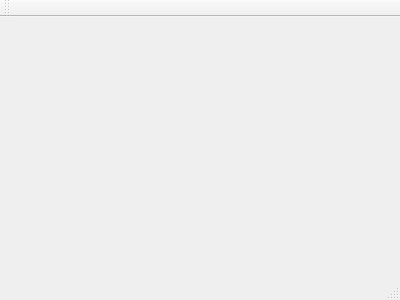
Before: the Qt Designer form mainwindow.ui in smandyscom/motion-side-simulator, drawn with Qt 5.
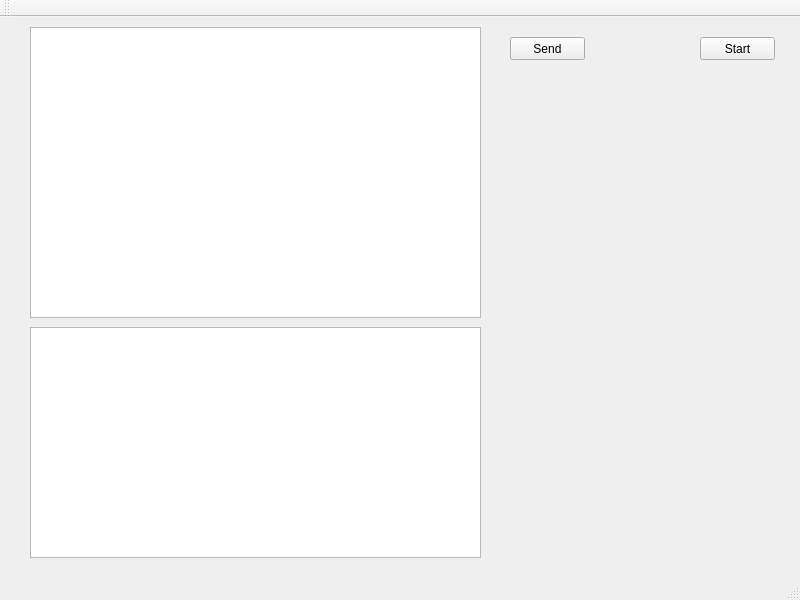
After: the same form once the commit is applied.

```diff
--- a/mainwindow.ui
+++ b/mainwindow.ui
@@ -1,24 +1,86 @@
 <ui version="4.0">
  <class>MainWindow</class>
- <widget class="QMainWindow" name="MainWindow" >
-  <property name="geometry" >
+ <widget class="QMainWindow" name="MainWindow">
+  <property name="geometry">
    <rect>
     <x>0</x>
     <y>0</y>
-    <width>400</width>
-    <height>300</height>
+    <width>800</width>
+    <height>600</height>
    </rect>
   </property>
   <property name="windowTitle" >
    <string>MainWindow</string>
   </property>
-  <widget class="QMenuBar" name="menuBar" />
-  <widget class="QToolBar" name="mainToolBar" />
-  <widget class="QWidget" name="centralWidget" />
-  <widget class="QStatusBar" name="statusBar" />
+  <widget class="QWidget" name="centralWidget">
+   <widget class="QPushButton" name="buttonStart">
+    <property name="geometry">
+     <rect>
+      <x>700</x>
+      <y>20</y>
+      <width>75</width>
+      <height>23</height>
+     </rect>
+    </property>
+    <property name="text">
+     <string>Start</string>
+    </property>
+   </widget>
+   <widget class="QListView" name="listViewModelIn">
+    <property name="geometry">
+     <rect>
+      <x>30</x>
+      <y>10</y>
+      <width>451</width>
+      <height>291</height>
+     </rect>
+    </property>
+   </widget>
+   <widget class="QPushButton" name="buttonSend">
+    <property name="geometry">
+     <rect>
+      <x>510</x>
+      <y>20</y>
+      <width>75</width>
+      <height>23</height>
+     </rect>
+    </property>
+    <property name="text">
+     <string>Send</string>
+    </property>
+   </widget>
+   <widget class="QListView" name="listViewModelOut">
+    <property name="geometry">
+     <rect>
+      <x>30</x>
+      <y>310</y>
+      <width>451</width>
+      <height>231</height>
+     </rect>
+    </property>
+   </widget>
+  </widget>
+  <widget class="QMenuBar" name="menuBar">
+   <property name="geometry">
+    <rect>
+     <x>0</x>
+     <y>0</y>
+     <width>800</width>
+     <height>21</height>
+    </rect>
+   </property>
+  </widget>
+  <widget class="QToolBar" name="mainToolBar">
+   <attribute name="toolBarArea">
+    <enum>TopToolBarArea</enum>
+   </attribute>
+   <attribute name="toolBarBreak">
+    <bool>false</bool>
+   </attribute>
+  </widget>
+  <widget class="QStatusBar" name="statusBar"/>
  </widget>
- <layoutDefault spacing="6" margin="11" />
- <pixmapfunction></pixmapfunction>
+ <layoutdefault spacing="6" margin="11"/>
  <resources/>
  <connections/>
 </ui>
```
Left out of the diff: 3 changed lines with no effect on the pictures.
